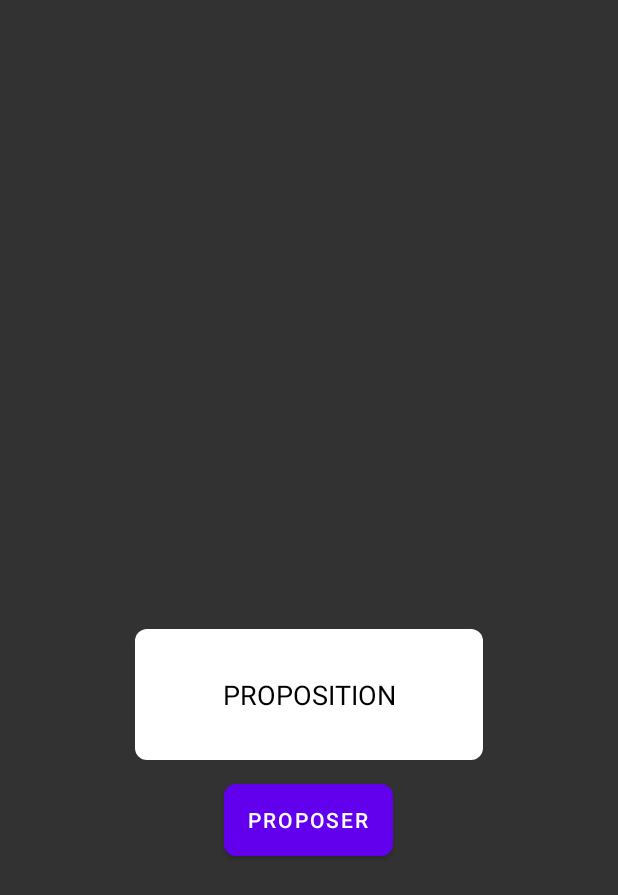
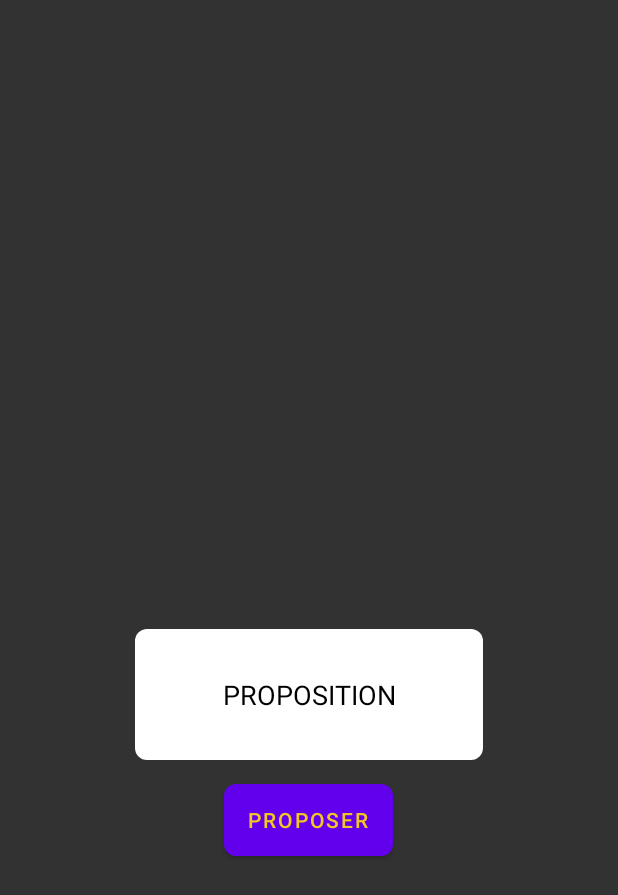
Before and after one commit to Jibrugo/Kotoba, an Android app: the game screen opened directly, with no data from a screen before it, on a phone screen of 412 x 824 dp. Shown: the top 895 px of the screen. Run offline under Robolectric (Android 15) with nearby library versions, the phone set to English and light mode, and no system bars; Roboto replaces fonts that are not available here; 5 statements that could not run were skipped.

Commit message:
Modification de style

```diff
--- a/app/src/main/res/values-night/themes.xml
+++ b/app/src/main/res/values-night/themes.xml
@@ -4,13 +4,14 @@
         <!-- Primary brand color. -->
         <item name="colorPrimary">@color/purple_200</item>
         <item name="colorPrimaryVariant">@color/purple_700</item>
-        <item name="colorOnPrimary">@color/black</item>
+        <item name="colorOnPrimary">@color/blue</item>
         <!-- Secondary brand color. -->
         <item name="colorSecondary">@color/teal_200</item>
         <item name="colorSecondaryVariant">@color/teal_200</item>
-        <item name="colorOnSecondary">@color/black</item>
+        <item name="colorOnSecondary">@color/VertMoyen</item>
         <!-- Status bar color. -->
         <item name="android:statusBarColor">?attr/colorPrimaryVariant</item>
+        <item name="android:windowActionBar">false</item>
         <!-- Customize your theme here. -->
     </style>
 </resources>
--- a/app/src/main/res/values/themes.xml
+++ b/app/src/main/res/values/themes.xml
@@ -4,13 +4,14 @@
         <!-- Primary brand color. -->
         <item name="colorPrimary">@color/purple_500</item>
         <item name="colorPrimaryVariant">@color/purple_700</item>
-        <item name="colorOnPrimary">@color/white</item>
+        <item name="colorOnPrimary">@color/JauneMoyen</item>
         <!-- Secondary brand color. -->
         <item name="colorSecondary">@color/teal_200</item>
         <item name="colorSecondaryVariant">@color/teal_700</item>
-        <item name="colorOnSecondary">@color/black</item>
+        <item name="colorOnSecondary">@color/RougeMoyen</item>
         <!-- Status bar color. -->
         <item name="android:statusBarColor">?attr/colorPrimaryVariant</item>
+        <item name="android:windowActionBar">false</item>
         <!-- Customize your theme here. -->
     </style>
 </resources>
```
Also changed, not shown: app/src/main/res/values/style.xml (+18 -0 lines).
